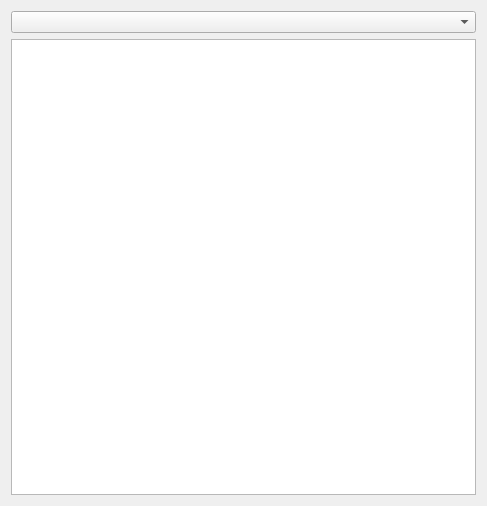
First picture: the form in gui/dlgestadisticas.ui, repository rogorido/qtpredicadores, before the edit.
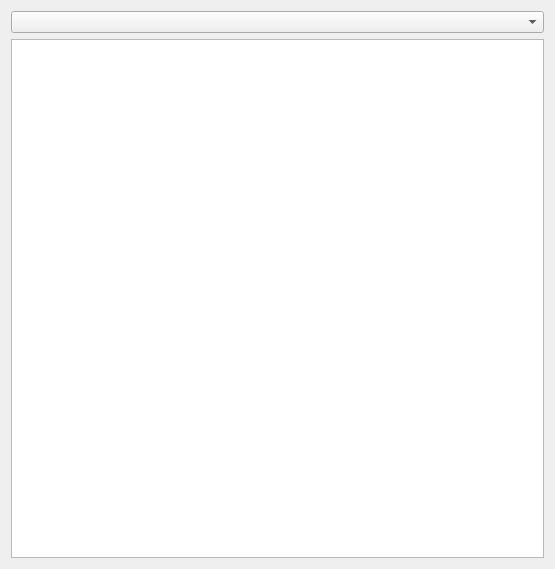
Second picture: the form after the edit. Icons and pictures are not drawn.

Commit message: Mejora UI en dlgEstadisticas.

```diff
--- a/gui/dlgestadisticas.ui
+++ b/gui/dlgestadisticas.ui
@@ -6,10 +6,16 @@
    <rect>
     <x>0</x>
     <y>0</y>
-    <width>487</width>
-    <height>506</height>
+    <width>555</width>
+    <height>569</height>
    </rect>
   </property>
+  <property name="minimumSize">
+   <size>
+    <width>555</width>
+    <height>569</height>
+   </size>
+  </property>
   <property name="windowTitle">
    <string>Estadísticas</string>
   </property>
```
